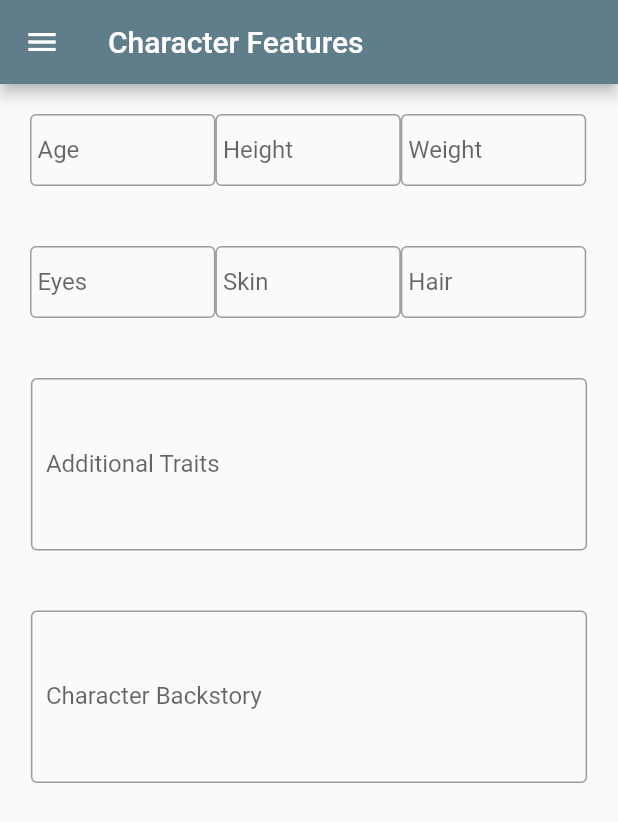
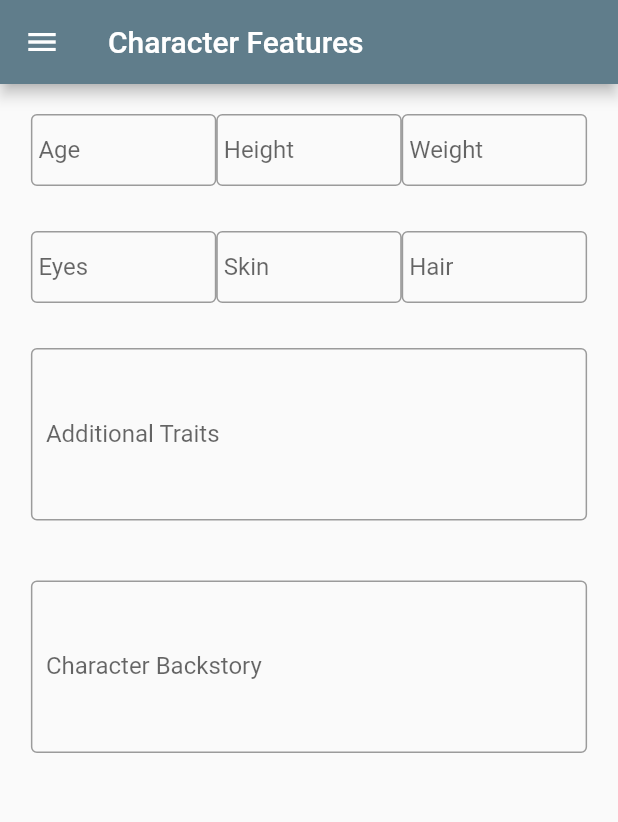
Before and after one commit to raymosaid/UASPromvis, a Flutter app: the FeaturePage screen opened directly, on a phone screen of 412 x 824 dp. Shown: the top 822 px of the screen. Run offline on Flutter 3.47's test engine with Material 2 defaults, Android fonts, the phone set to English and light mode, and no system bars.

Commit message:
Update feature.dart
adjustment posisi text field age, height, weight, eyes, skin, hair

```diff
--- a/lib/feature.dart
+++ b/lib/feature.dart
@@ -42,7 +42,7 @@ class FeaturePage extends StatelessWidget {
           children: [
             Padding(
               padding: EdgeInsets.all(20),
-              child: Row(
+              child: Row(mainAxisAlignment: MainAxisAlignment.center,
                 children: [
                   SizedBox(
                     width: MediaQuery.of(context).size.width * 0.3,
@@ -80,8 +80,8 @@ class FeaturePage extends StatelessWidget {
               ),
             ),
             Padding(
-              padding: EdgeInsets.all(20),
-              child: Row(
+              padding: EdgeInsets.all(10),
+              child: Row(mainAxisAlignment: MainAxisAlignment.center,
                 children: [
                   SizedBox(
                     width: MediaQuery.of(context).size.width * 0.3,
```
